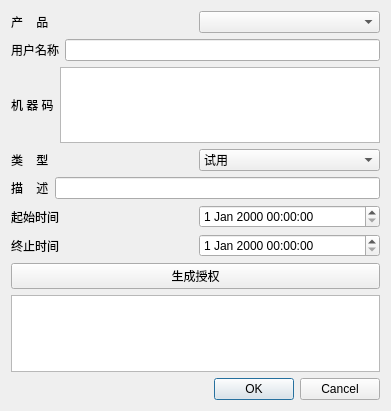
This is makeUserLic/newLic.ui in oldn123/UserLicMgr as Qt 5 draws it before an edit. The edited form follows.
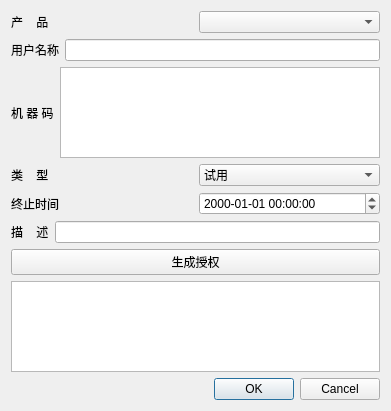
This is the edited form.

```diff
--- a/makeUserLic/newLic.ui
+++ b/makeUserLic/newLic.ui
@@ -83,6 +83,24 @@
        </item>
       </layout>
      </item>
+     <item>
+      <layout class="QHBoxLayout" name="horizontalLayout_6">
+       <item>
+        <widget class="QLabel" name="label_5">
+         <property name="text">
+          <string>终止时间</string>
+         </property>
+        </widget>
+       </item>
+       <item>
+        <widget class="QDateTimeEdit" name="dateTimeEdit_to">
+         <property name="displayFormat">
+          <string>yyyy-MM-dd HH:mm:ss</string>
+         </property>
+        </widget>
+       </item>
+      </layout>
+     </item>
      <item>
       <layout class="QHBoxLayout" name="horizontalLayout_4">
        <item>
@@ -98,32 +116,7 @@
       </layout>
      </item>
      <item>
-      <layout class="QHBoxLayout" name="horizontalLayout_5">
-       <item>
-        <widget class="QLabel" name="label_4">
-         <property name="text">
-          <string>起始时间</string>
-         </property>
-        </widget>
-       </item>
-       <item>
-        <widget class="QDateTimeEdit" name="dateTimeEdit_from"/>
-       </item>
-      </layout>
-     </item>
-     <item>
-      <layout class="QHBoxLayout" name="horizontalLayout_6">
-       <item>
-        <widget class="QLabel" name="label_5">
-         <property name="text">
-          <string>终止时间</string>
-         </property>
-        </widget>
-       </item>
-       <item>
-        <widget class="QDateTimeEdit" name="dateTimeEdit_to"/>
-       </item>
-      </layout>
+      <layout class="QHBoxLayout" name="horizontalLayout_5"/>
      </item>
     </layout>
    </item>
```
